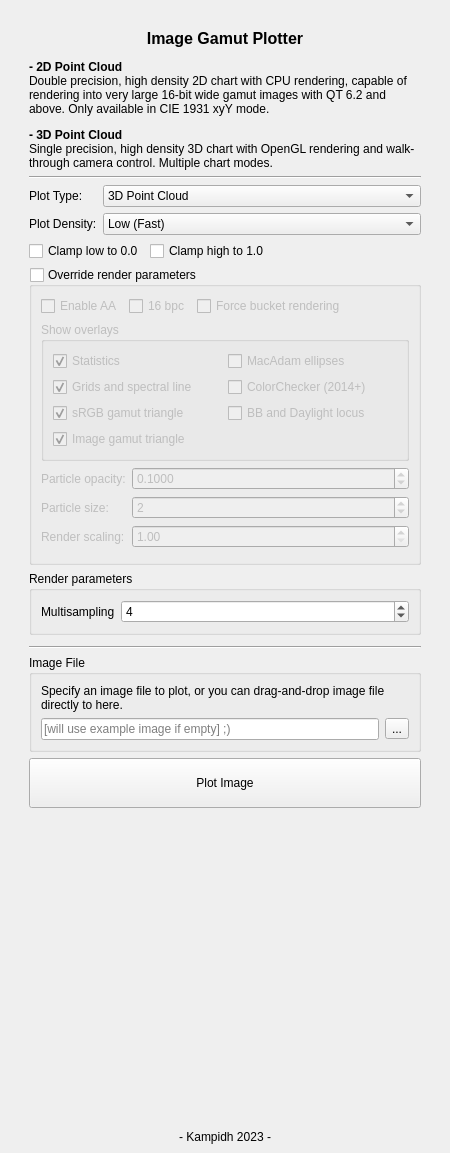
Above: src/mainwindow.ui from kampidh/Color-Gamut-Plotter-QtVer before the change. Below: the same form after it.
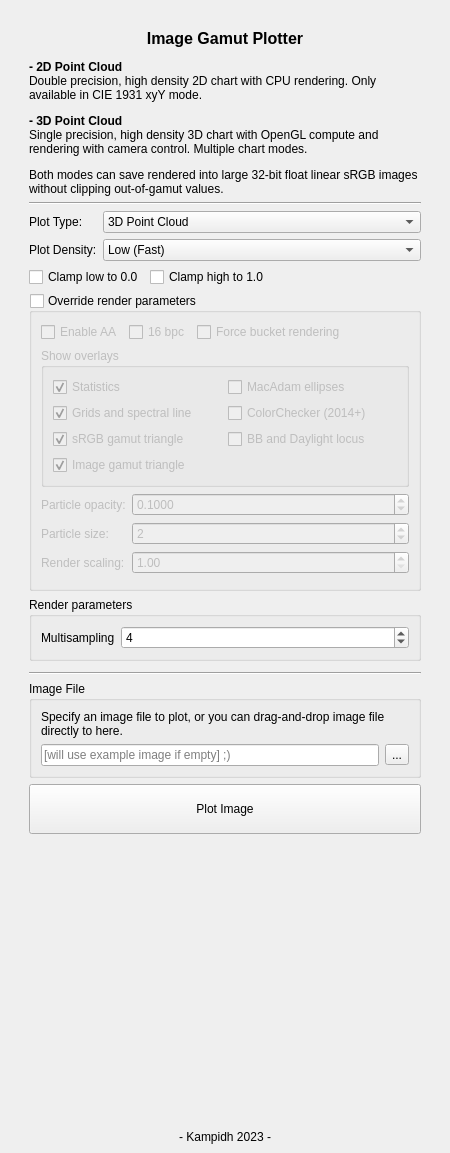
That is the form after the change.

Commit message:
Enable 32 bit float renders in both modes
unfortunately this is also a [possible] goodbye for Qt 5.x
as it didn't support FP32 QImage.

Diff of the .ui file:
```diff
--- a/src/mainwindow.ui
+++ b/src/mainwindow.ui
@@ -62,7 +62,7 @@
          </sizepolicy>
         </property>
         <property name="text">
-         <string>&lt;html&gt;&lt;head/&gt;&lt;body&gt;&lt;p align=&quot;center&quot;&gt;&lt;span style=&quot; font-size:12pt; font-weight:700;&quot;&gt;Image Gamut Plotter&lt;/span&gt;&lt;/p&gt;&lt;p&gt;&lt;span style=&quot; font-weight:700;&quot;&gt;- 2D Point Cloud&lt;/span&gt;&lt;br/&gt;Double precision, high density 2D chart with CPU rendering, capable of rendering into very large 16-bit wide gamut images with QT 6.2 and above. Only available in CIE 1931 xyY mode.&lt;/p&gt;&lt;p&gt;&lt;span style=&quot; font-weight:700;&quot;&gt;- 3D Point Cloud&lt;/span&gt;&lt;br/&gt;Single precision, high density 3D chart with OpenGL rendering and walk-through camera control. Multiple chart modes.&lt;/p&gt;&lt;/body&gt;&lt;/html&gt;</string>
+         <string>&lt;html&gt;&lt;head/&gt;&lt;body&gt;&lt;p align=&quot;center&quot;&gt;&lt;span style=&quot; font-size:12pt; font-weight:700;&quot;&gt;Image Gamut Plotter&lt;/span&gt;&lt;/p&gt;&lt;p&gt;&lt;span style=&quot; font-weight:700;&quot;&gt;- 2D Point Cloud&lt;/span&gt;&lt;br/&gt;Double precision, high density 2D chart with CPU rendering. Only available in CIE 1931 xyY mode.&lt;/p&gt;&lt;p&gt;&lt;span style=&quot; font-weight:700;&quot;&gt;- 3D Point Cloud&lt;/span&gt;&lt;br/&gt;Single precision, high density 3D chart with OpenGL compute and rendering with camera control. Multiple chart modes.&lt;/p&gt;&lt;p&gt;Both modes can save rendered into large 32-bit float linear sRGB images without clipping out-of-gamut values.&lt;/p&gt;&lt;/body&gt;&lt;/html&gt;</string>
         </property>
         <property name="alignment">
          <set>Qt::AlignLeading|Qt::AlignLeft|Qt::AlignTop</set>
```
The commit also changes 3 other files.
